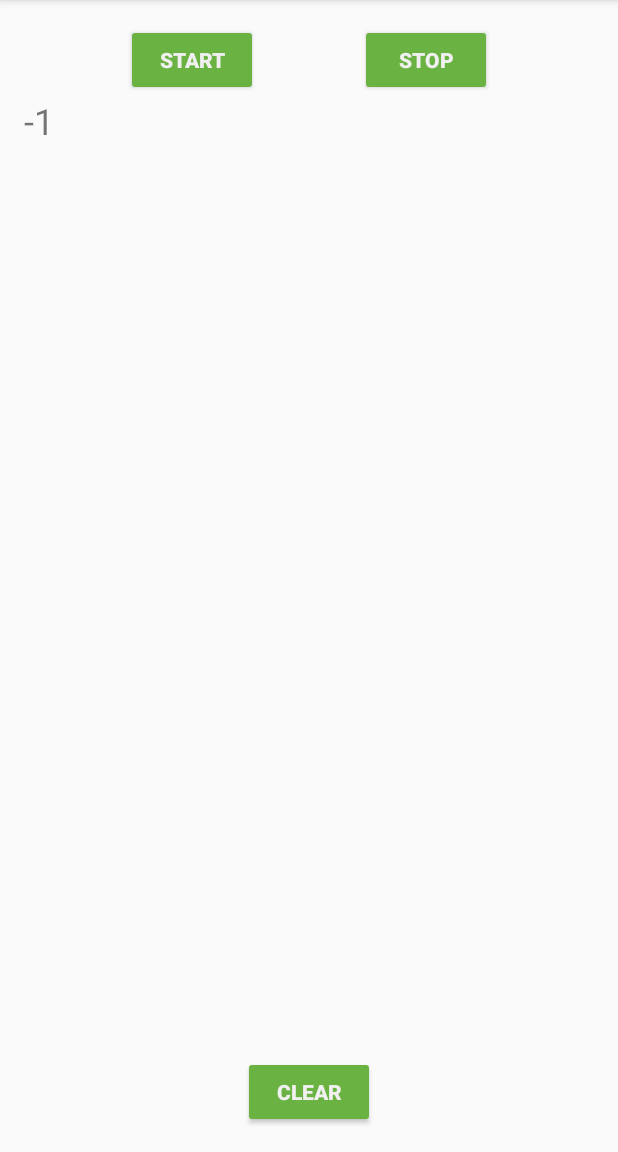
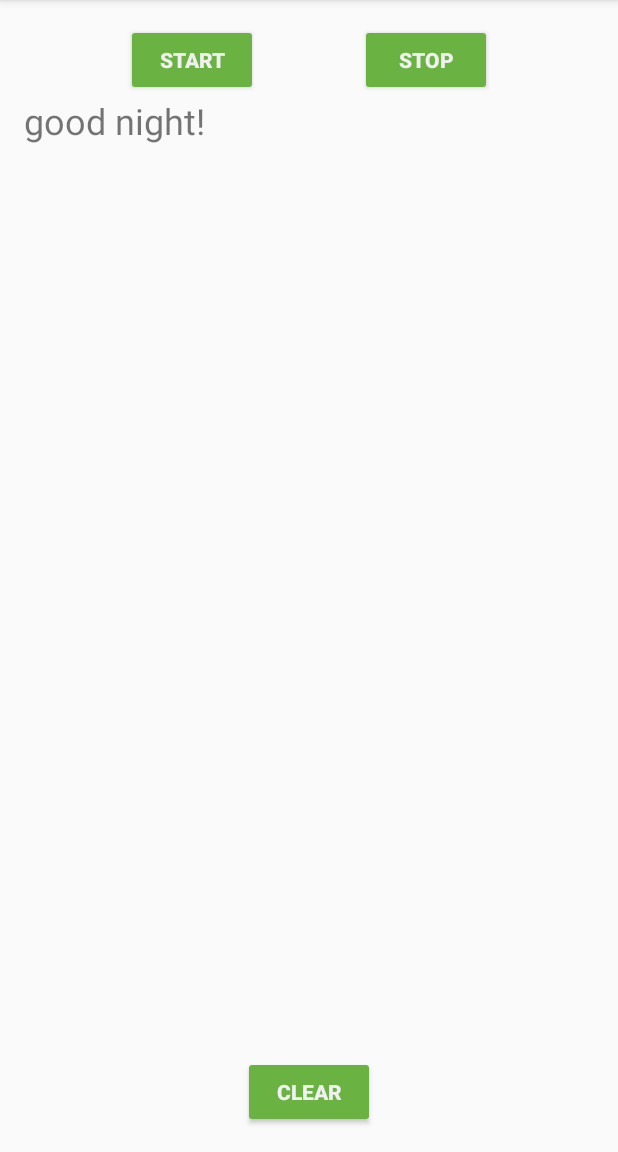
Before and after one commit to uta1/android_lessons, an Android app: the screen it shows after launch (MainActivity), after a tap on "START", on a phone screen of 412 x 824 dp, the part 84-1236 px from its top. Run offline under Robolectric (Android 15) with nearby library versions, the phone set to English and light mode, and no system bars; our stand-ins replace Room's generated code, data binding; Roboto replaces fonts that are not available here; 3 statements that could not run were skipped.

Commit message:
customize text

```diff
--- a/sleep_tracker_with_recycler_view/app/src/main/java/com/example/android/trackmysleepquality/database/SleepNight.kt
+++ b/sleep_tracker_with_recycler_view/app/src/main/java/com/example/android/trackmysleepquality/database/SleepNight.kt
@@ -20,6 +20,8 @@ import androidx.room.ColumnInfo
 import androidx.room.Entity
 import androidx.room.PrimaryKey
 
+const val NO_SLEEP_QUALITY = -1
+
 @Entity(tableName = "daily_sleep_quality_table")
 data class SleepNight(
         @PrimaryKey(autoGenerate = true)
@@ -32,5 +34,5 @@ data class SleepNight(
         var endTimeMilli: Long = startTimeMilli,
 
         @ColumnInfo(name = "quality_rating")
-        var sleepQuality: Int = -1
+        var sleepQuality: Int = NO_SLEEP_QUALITY
 )
--- a/sleep_tracker_with_recycler_view/app/src/main/java/com/example/android/trackmysleepquality/sleeptracker/SleepNightAdapter.kt
+++ b/sleep_tracker_with_recycler_view/app/src/main/java/com/example/android/trackmysleepquality/sleeptracker/SleepNightAdapter.kt
@@ -16,12 +16,14 @@
 
 package com.example.android.trackmysleepquality.sleeptracker
 
+import android.graphics.Color
 import android.view.LayoutInflater
 import android.view.ViewGroup
 import android.widget.TextView
 import androidx.recyclerview.widget.RecyclerView
 import com.example.android.trackmysleepquality.R
 import com.example.android.trackmysleepquality.TextItemViewHolder
+import com.example.android.trackmysleepquality.database.NO_SLEEP_QUALITY
 import com.example.android.trackmysleepquality.database.SleepNight
 
 class SleepNightAdapter: RecyclerView.Adapter<TextItemViewHolder>() {
@@ -35,7 +37,16 @@ class SleepNightAdapter: RecyclerView.Adapter<TextItemViewHolder>() {
     }
     override fun onBindViewHolder(holder: TextItemViewHolder, position: Int) {
         val item = data[position]
-        holder.textView.text = item.sleepQuality.toString()
+        if (item.sleepQuality == NO_SLEEP_QUALITY) {
+            holder.textView.text = "good night!"
+        } else {
+            if (item.sleepQuality <= 1) {
+                holder.textView.setTextColor(Color.RED)
+            } else {
+                holder.textView.setTextColor(Color.BLACK)
+            }
+            holder.textView.text = item.sleepQuality.toString()
+        }
     }
     override fun onCreateViewHolder(parent: ViewGroup, viewType: Int): TextItemViewHolder {
         val layoutInflater = LayoutInflater.from(parent.context)
```
